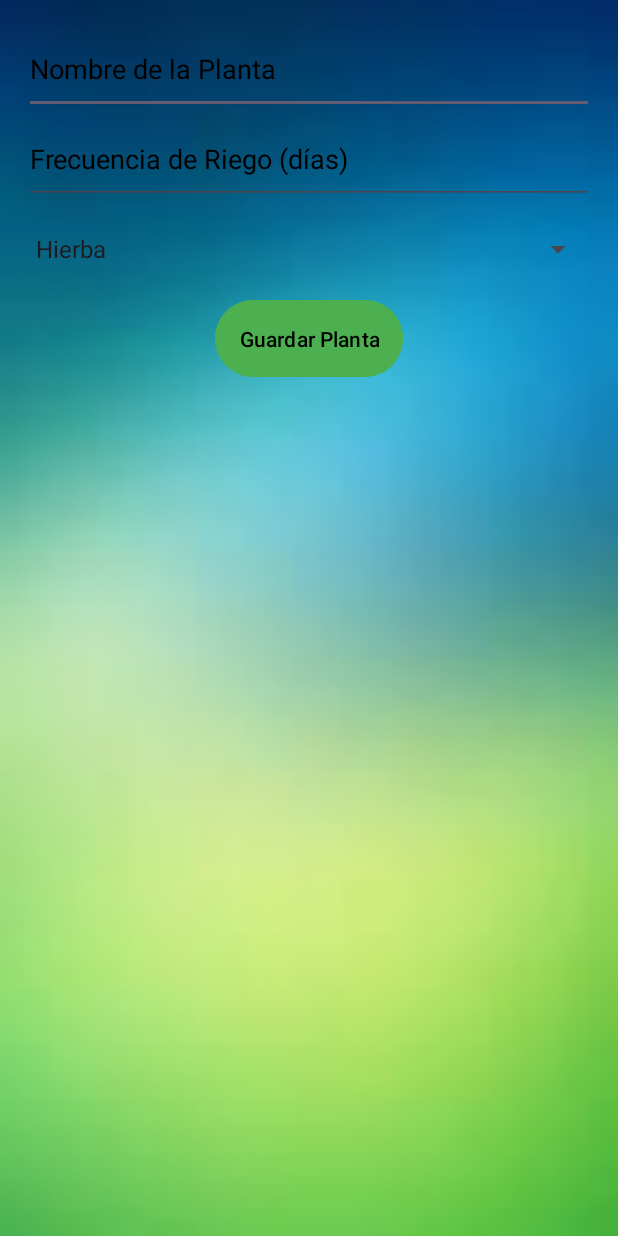
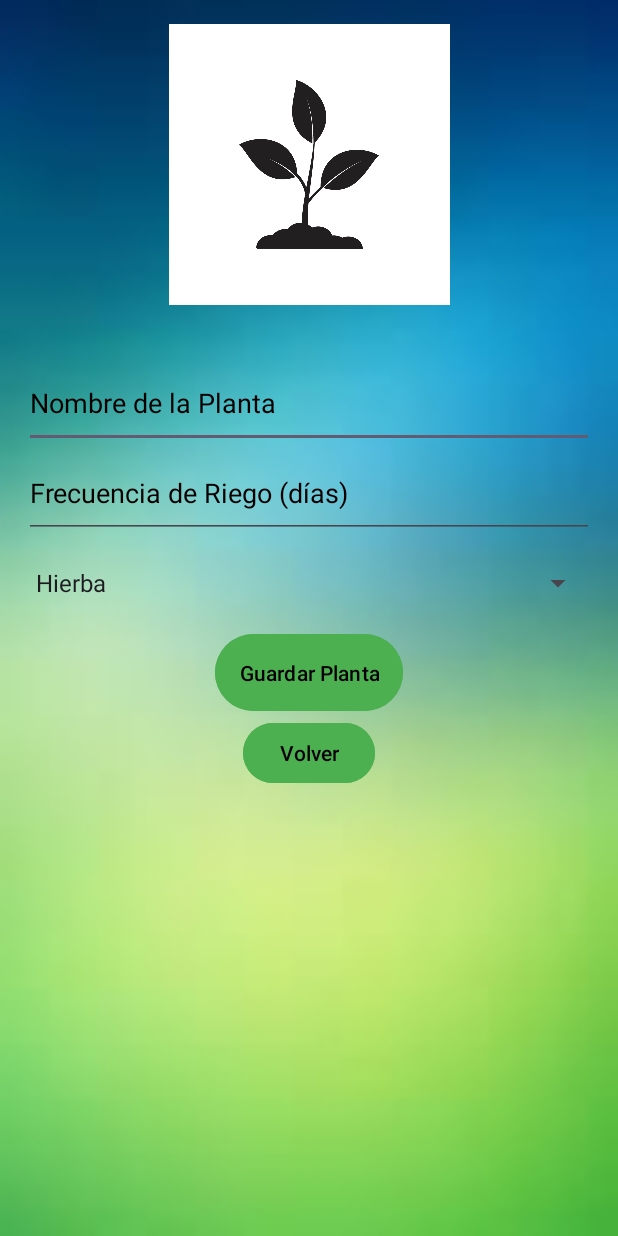
Before and after one commit to Ferna-n/Prototipov1, an Android app: the AddPlantActivity screen opened directly, with no data from a screen before it, on a phone screen of 412 x 824 dp. Run offline under Robolectric (Android 15) with nearby library versions, the light colour scheme and no system bars.

Commit message:
cuarto commit

```diff
--- a/app/build.gradle.kts
+++ b/app/build.gradle.kts
@@ -32,7 +32,6 @@ android {
 }
 
 dependencies {
-
     implementation(libs.appcompat)
     implementation(libs.material)
     implementation(libs.activity)
@@ -40,4 +39,7 @@ dependencies {
     testImplementation(libs.junit)
     androidTestImplementation(libs.ext.junit)
     androidTestImplementation(libs.espresso.core)
+
+    // Dependencias para identificación de plantas
+
 }
--- a/app/src/main/AndroidManifest.xml
+++ b/app/src/main/AndroidManifest.xml
@@ -12,6 +12,9 @@
         android:supportsRtl="true"
         android:theme="@style/Theme.PlantPal"
         tools:targetApi="31">
+        <activity
+            android:name=".PlantCareGuideActivity"
+            android:exported="false" />
         <activity
             android:name=".SettingsActivity"
             android:exported="false" />
--- a/app/src/main/java/com/example/plantpal/AddPlantActivity.java
+++ b/app/src/main/java/com/example/plantpal/AddPlantActivity.java
@@ -16,6 +16,7 @@ public class AddPlantActivity extends AppCompatActivity {
     private EditText etPlantName, etWateringFrequency;
     private Spinner spPlantType;
     private Button btnSavePlant;
+    private Button btnBack;
 
     @Override
     protected void onCreate(Bundle savedInstanceState) {
@@ -27,12 +28,23 @@ public class AddPlantActivity extends AppCompatActivity {
         etWateringFrequency = findViewById(R.id.et_watering_frequency);
         spPlantType = findViewById(R.id.sp_plant_type);
         btnSavePlant = findViewById(R.id.btn_save_plant);
+        btnBack = findViewById(R.id.btn_back);
 
         // Configurar el Spinner con los tipos de plantas desde strings.xml
         ArrayAdapter<CharSequence> adapter = ArrayAdapter.createFromResource(this,
                 R.array.plant_types, android.R.layout.simple_spinner_item);
         adapter.setDropDownViewResource(android.R.layout.simple_spinner_dropdown_item);
         spPlantType.setAdapter(adapter);
+
+        // Configurar el botón de volver
+        btnBack.setOnClickListener(new View.OnClickListener() {
+            @Override
+            public void onClick(View v) {
+                Intent intent = new Intent(AddPlantActivity.this, WelcomeActivity.class);
+                startActivity(intent);
+                finish(); // Opcional, para cerrar esta actividad
+            }
+        });
 
         btnSavePlant.setOnClickListener(new View.OnClickListener() {
             @Override
--- a/app/src/main/res/layout/activity_add_plant.xml
+++ b/app/src/main/res/layout/activity_add_plant.xml
@@ -5,6 +5,16 @@
     android:orientation="vertical"
     android:padding="16dp"
     android:background="@drawable/back">
+
+    <ImageView
+        android:id="@+id/imageView2"
+        android:layout_width="match_parent"
+        android:layout_height="187dp"
+        app:srcCompat="@drawable/plant" />
+
+    <Space
+        android:layout_width="match_parent"
+        android:layout_height="35dp" />
 
     <EditText
         android:id="@+id/et_plant_name"
@@ -41,4 +51,13 @@
         android:text="Guardar Planta"
         android:textColor="#000000" />
 
+    <Button
+        android:id="@+id/btn_back"
+        android:layout_width="wrap_content"
+        android:layout_height="wrap_content"
+        android:layout_gravity="center"
+        android:backgroundTint="#4CAF50"
+        android:text="Volver"
+        android:textColor="#000000" />
+
 </LinearLayout>
--- a/app/src/main/res/layout/activity_plant_list.xml
+++ b/app/src/main/res/layout/activity_plant_list.xml
@@ -12,6 +12,6 @@
         android:layout_height="60dp"
         android:layout_weight="1"
         android:divider="@android:color/darker_gray"
-        android:dividerHeight="1dp" />
+        android:dividerHeight="5dp" />
 
 </LinearLayout>
```
Also changed, not shown: app/src/main/java/com/example/plantpal/PlantAdapter.java (+9 -0 lines), app/src/main/java/com/example/plantpal/PlantCareGuideActivity.java (added, +50 -0 lines), app/src/main/java/com/example/plantpal/WelcomeActivity.java (+10 -1 lines), app/src/main/res/layout/activity_plant_care_guide.xml (added, +29 -0 lines), app/src/main/res/layout/activity_welcome.xml (+11 -0 lines), app/src/main/res/layout/item_plant.xml (+8 -0 lines), app/src/main/res/drawable/plant.jpg (added).
